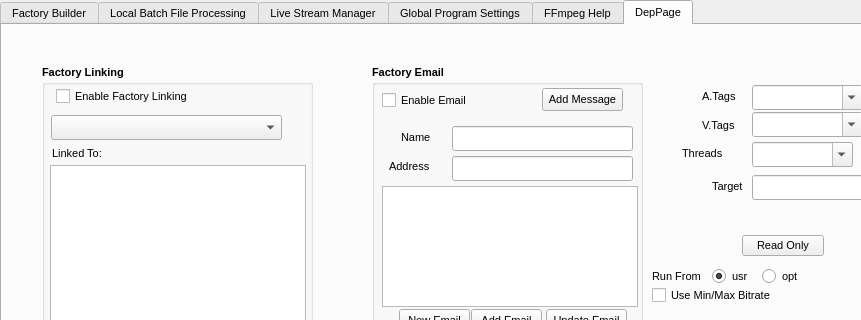
Above: bin/FreeFactory-tabs.ui from lacojim/FreeFactoryQT before the change; both pictures show x 0 to 861 and y 0 to 320 of the 1094 by 704 pixel window. Below: the same form after it.
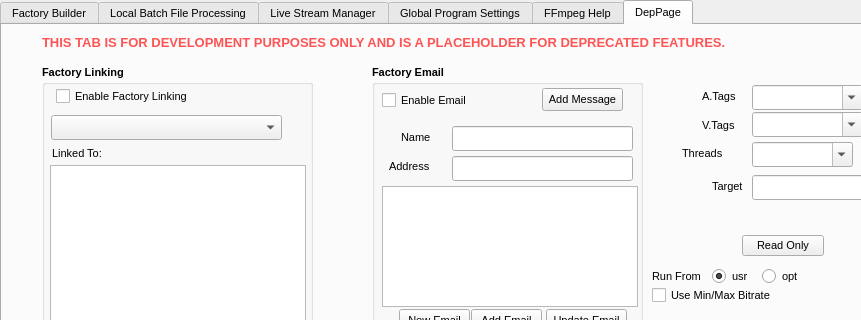
That is the form after the change. The open tabs and pages were chosen to show the change. Icons and pictures are not drawn. Custom widgets are drawn as their Qt base class.

```diff
--- a/bin/FreeFactory-tabs.ui
+++ b/bin/FreeFactory-tabs.ui
@@ -6830,6 +6830,25 @@
        <string>Use Min/Max Bitrate</string>
       </property>
      </widget>
+     <widget class="QLabel" name="L_DevelopementPlaceholder">
+      <property name="geometry">
+       <rect>
+        <x>40</x>
+        <y>10</y>
+        <width>701</width>
+        <height>16</height>
+       </rect>
+      </property>
+      <property name="font">
+       <font>
+        <pointsize>10</pointsize>
+        <bold>true</bold>
+       </font>
+      </property>
+      <property name="text">
+       <string>&lt;html&gt;&lt;head/&gt;&lt;body&gt;&lt;p&gt;&lt;span style=&quot; color:#ff5454;&quot;&gt;THIS TAB IS FOR DEVELOPMENT PURPOSES ONLY AND IS A PLACEHOLDER FOR DEPRECATED FEATURES.&lt;/span&gt;&lt;/p&gt;&lt;/body&gt;&lt;/html&gt;</string>
+      </property>
+     </widget>
     </widget>
    </widget>
   </widget>
```
Left out of the diff: 6 changed lines with no effect on the pictures.
